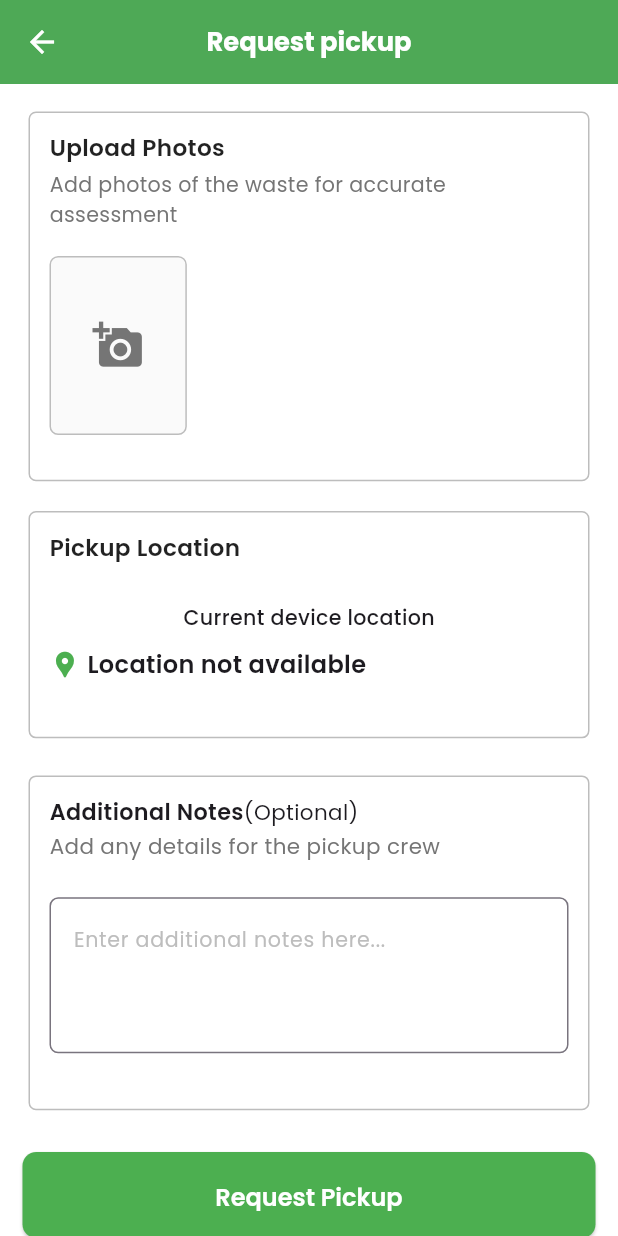
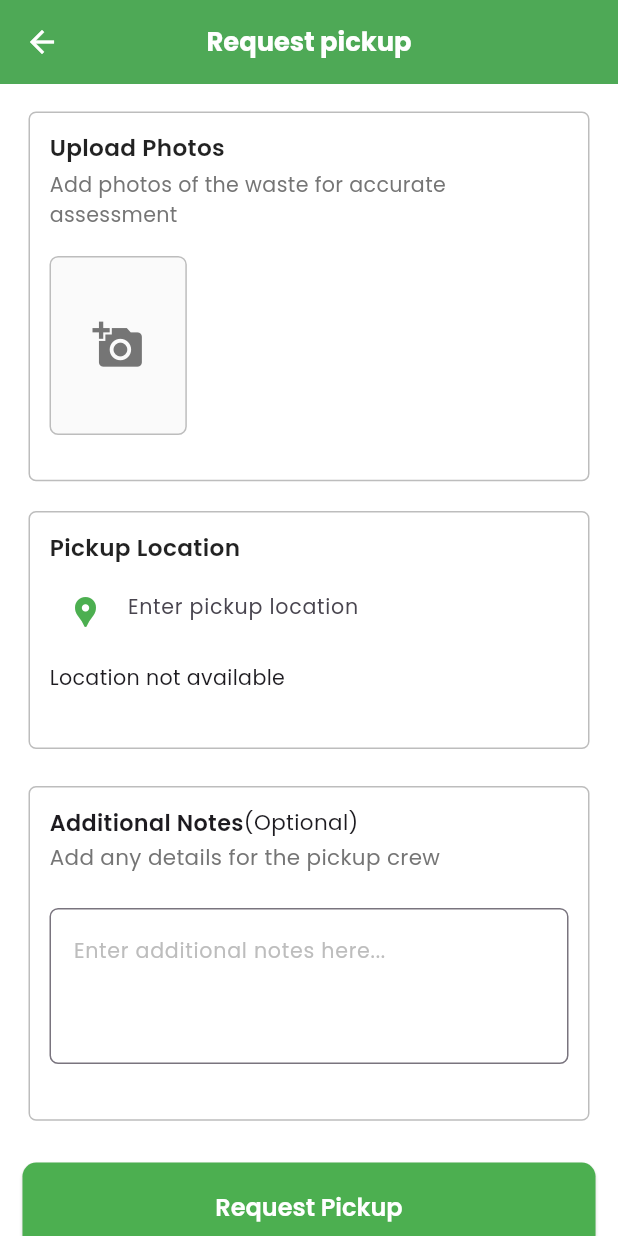
Before and after one commit to EdouardKamole/MyCleanCityApp, a Flutter app: the RequestPickupScreen screen opened directly, on a phone screen of 412 x 824 dp. Run offline on Flutter 3.47's test engine with Material 3 defaults, Android fonts, the phone set to English and light mode, and no system bars; our stand-ins replace cloud_firestore, firebase_auth, firebase_core, flutter_screenutil, geocoding, geolocator and 3 more; missing offline and left inert: cloudinary_flutter, cloudinary_url_gen; accounts and stored records are empty.

Commit message:
visual improvements made to submit screen

```diff
--- a/lib/pages/request_pickup_screen.dart
+++ b/lib/pages/request_pickup_screen.dart
@@ -7,7 +7,7 @@ import 'package:geolocator/geolocator.dart';
 import 'package:permission_handler/permission_handler.dart';
 import 'package:geocoding/geocoding.dart';
 import 'package:cloud_firestore/cloud_firestore.dart';
-import 'package:http/http.dart' as http; // Import http
+import 'package:http/http.dart' as http;
 import 'dart:convert';
 
 class RequestPickupScreen extends StatefulWidget {
@@ -24,20 +24,27 @@ class _RequestPickupScreenState extends State<RequestPickupScreen> {
   String? _additionalNotes;
   bool _isLoading = false;
   bool _submitLoading = false;
+  final TextEditingController _locationController = TextEditingController();
 
   // Cloudinary configuration
-  final String cloudName = 'dsojq0cm2'; // Replace with your cloud name
-  final String uploadPreset = 'ml_default'; // Replace with your upload preset
+  final String cloudName = 'dsojq0cm2';
+  final String uploadPreset = 'ml_default';
 
   @override
   void initState() {
     super.initState();
     _getCurrentLocation();
+    _locationController.text = _currentAddress ?? '';
+  }
+
+  @override
+  void dispose() {
+    _locationController.dispose();
+    super.dispose();
   }
 
   Future<void> _pickImage() async {
     if (_images.length >= 4) {
-      // Optionally show a message that the limit has been reached
       ScaffoldMessenger.of(context).showSnackBar(
         SnackBar(content: Text('You can only select up to 4 images.')),
       );
@@ -92,6 +99,7 @@ class _RequestPickupScreenState extends State<RequestPickupScreen> {
           _currentAddress =
               '${place.street}, ${place.subLocality}, ${place.subAdministrativeArea}, ${place.postalCode}';
           _isLoading = false;
+          _locationController.text = _currentAddress!;
         });
       } else {
         print("Location permission not granted");
@@ -124,10 +132,8 @@ class _RequestPickupScreenState extends State<RequestPickupScreen> {
     try {
       List<String> imageUrls = [];
 
-      // Upload images to Cloudinary
       for (File image in _images) {
         try {
-          // Prepare the request
           var request =
               http.MultipartRequest(
                   'POST',
@@ -140,14 +146,10 @@ class _RequestPickupScreenState extends State<RequestPickupScreen> {
                   await http.MultipartFile.fromPath('file', image.path),
                 );
 
-          // Send the request
           var response = await request.send();
-
-          // Read the response
           var responseBody = await response.stream.bytesToString();
           var data = json.decode(responseBody);
 
-          // Check for errors
           if (response.statusCode == 200) {
             imageUrls.add(data['secure_url']);
           } else {
@@ -178,7 +180,6 @@ class _RequestPickupScreenState extends State<RequestPickupScreen> {
         }
       }
 
-      // Create a new document in Firestore
       FirebaseFirestore firestore = FirebaseFirestore.instance;
       CollectionReference pickupRequests = firestore.collection(
         'pickup_requests',
@@ -187,27 +188,23 @@ class _RequestPickupScreenState extends State<RequestPickupScreen> {
       await pickupRequests.add({
         'latitude': _currentPosition?.latitude,
         'longitude': _currentPosition?.longitude,
-        'address': _currentAddress,
+        'address': _locationController.text,
         'imageUrls': imageUrls,
         'additionalNotes': _additionalNotes,
         'timestamp': FieldValue.serverTimestamp(),
         'status': "pending",
-        // Add other relevant data here
       });
 
-      // Show a success message
       ScaffoldMessenger.of(context).showSnackBar(
         SnackBar(content: Text('Request submitted successfully!')),
       );
 
-      // Clear the form
       setState(() {
         _images.clear();
         _additionalNotes = null;
       });
     } catch (e) {
       print("Error submitting request: $e");
-      // Show an error message
       ScaffoldMessenger.of(context).showSnackBar(
         SnackBar(content: Text('Failed to submit request. Please try again.')),
       );
@@ -364,40 +361,38 @@ class _RequestPickupScreenState extends State<RequestPickupScreen> {
                           ),
                         ),
                         SizedBox(height: 6.h),
-                        SizedBox(height: 15.h),
-                        Align(
-                          alignment: Alignment.center,
-                          child: Text(
-                            "Current device location",
+                        TextFormField(
+                          controller: _locationController,
+                          decoration: InputDecoration(
+                            hintText: "Enter pickup location",
+                            hintStyle: GoogleFonts.poppins(fontSize: 12.sp),
+                            prefixIcon: Icon(
+                              Icons.location_pin,
+                              color: Colors.green,
+                            ),
+                            border: InputBorder.none,
+                          ),
+                          style: GoogleFonts.poppins(fontSize: 14.sp),
+                        ),
+                        SizedBox(height: 8.h),
+                        if (_currentAddress != null)
+                          Text(
+                            "Current device location: $_currentAddress",
                             style: GoogleFonts.poppins(
                               fontSize: 12.sp,
                               fontWeight: FontWeight.w500,
                             ),
                           ),
-                        ),
-                        SizedBox(height: 8.h),
-                        Row(
-                          children: [
-                            Icon(
-                              Icons.location_pin,
-                              color: Colors.green,
-                              size: 18.sp,
-                            ),
-                            SizedBox(width: 4.w),
-                            Text(
-                              _currentAddress != null
-                                  ? " $_currentAddress"
-                                  : _isLoading
-                                  ? "Getting Location..."
-                                  : "Location not available",
-
-                              style: GoogleFonts.poppins(
-                                fontSize: 14.sp,
-                                fontWeight: FontWeight.w600,
-                              ),
-                            ),
-                          ],
-                        ),
+                        if (_isLoading)
+                          Text(
+                            "Getting Location...",
+                            style: GoogleFonts.poppins(fontSize: 12.sp),
+                          ),
+                        if (_currentAddress == null && !_isLoading)
+                          Text(
+                            "Location not available",
+                            style: GoogleFonts.poppins(fontSize: 12.sp),
+                          ),
                         SizedBox(height: 20.h),
                       ],
                     ),
@@ -473,7 +468,7 @@ class _RequestPickupScreenState extends State<RequestPickupScreen> {
                 height: 48.h,
                 child: ElevatedButton(
                   style: ElevatedButton.styleFrom(
-                    backgroundColor: Color(0xFF4CAF50), // Match AppBar color
+                    backgroundColor: Color(0xFF4CAF50),
                     textStyle: GoogleFonts.poppins(
                       fontSize: 14.sp,
                       fontWeight: FontWeight.w600,
```
